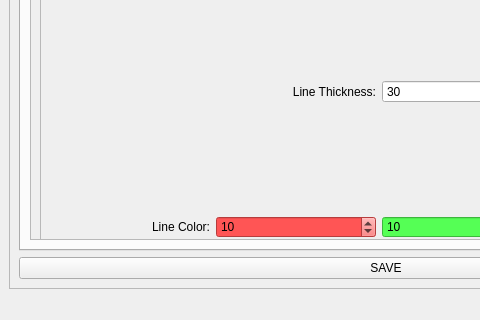
This is lib/ui/main.ui in SparkCoder/TriangleAdjacencyMatrix as Qt 5 draws it before an edit; both pictures show x 0 to 480 and y 391 to 711 of the 1276 by 711 pixel window. The edited form follows.
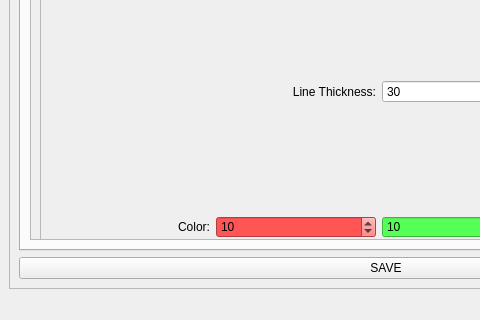
This is the edited form. The open tabs and pages were chosen to show the change. Icons and pictures are not drawn.

Commit message: Made styling options functional

The edit to the form file:
```diff
--- a/lib/ui/main.ui
+++ b/lib/ui/main.ui
@@ -48,6 +48,12 @@
        <layout class="QVBoxLayout" name="verticalLayout">
         <item>
          <widget class="QTabWidget" name="PropertiesPanel">
+          <property name="sizePolicy">
+           <sizepolicy hsizetype="Preferred" vsizetype="Expanding">
+            <horstretch>0</horstretch>
+            <verstretch>0</verstretch>
+           </sizepolicy>
+          </property>
           <property name="styleSheet">
            <string notr="true"/>
           </property>
@@ -306,7 +312,7 @@
                <property name="geometry">
                 <rect>
                  <x>0</x>
-                 <y>0</y>
+                 <y>-300</y>
                  <width>686</width>
                  <height>818</height>
                 </rect>
@@ -429,7 +435,7 @@
                      <item>
                       <widget class="QLabel" name="label_4">
                        <property name="text">
-                        <string>Line Color:</string>
+                        <string>Color:</string>
                        </property>
                        <property name="alignment">
                         <set>Qt::AlignRight|Qt::AlignTrailing|Qt::AlignVCenter</set>
```
Left out of the diff: 16 changed lines with no effect on the pictures. The commit also changes 1 other file.
